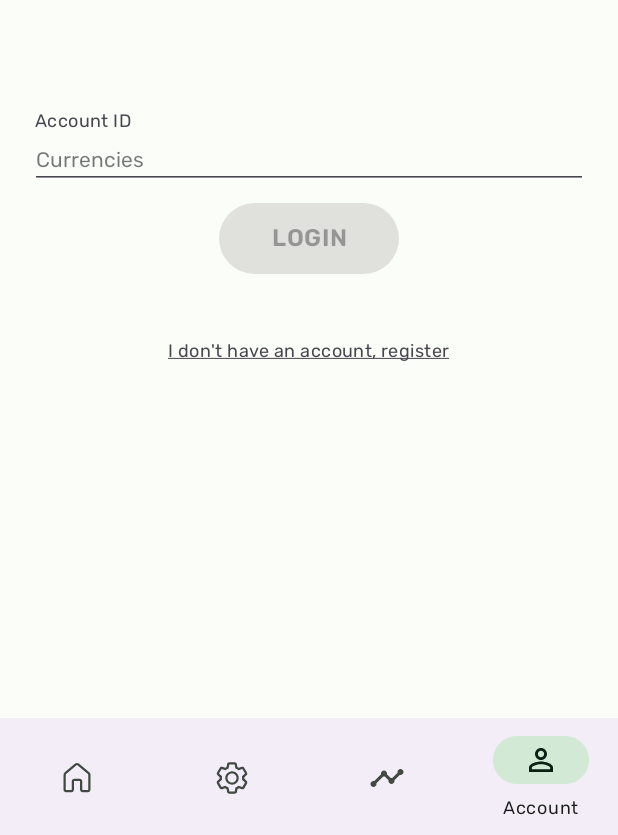
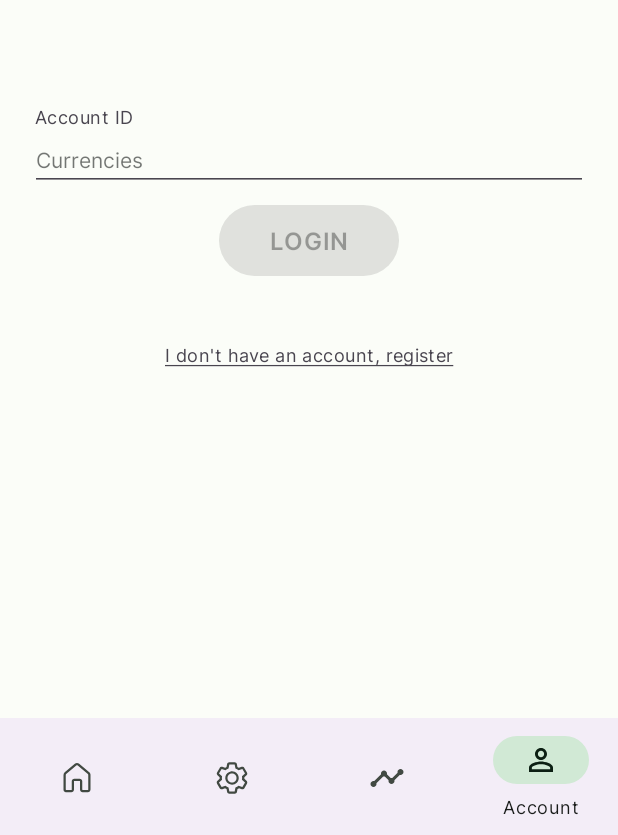
Before and after one commit to aslansari/hypocoin, an Android app: the screen it shows after launch (MainActivity), item 4 of the bottom bar chosen, on a phone screen of 412 x 824 dp. Shown: the part 398-1233 px from the top of the screen. Run offline under Robolectric (Android 15) with nearby library versions, the phone set to English and light mode, and no system bars; our stand-ins replace Room's generated code, RxJava, Timber, data binding, navigation-ui; libraries missing offline, so code that uses them is left out: kotlinx.coroutines.reactive; 6 statements that could not run were skipped.

Commit message:
design: add inter font, replace rubik with intel

```diff
--- /dev/null
+++ b/app/src/main/res/font/inter.xml
@@ -0,0 +1,19 @@
+<?xml version="1.0" encoding="utf-8"?>
+<font-family xmlns:app="http://schemas.android.com/apk/res-auto">
+    <font
+        app:font="@font/inter_light"
+        app:fontStyle="normal"
+        app:fontWeight="200" />
+    <font
+        app:font="@font/inter_regular"
+        app:fontStyle="normal"
+        app:fontWeight="400" />
+    <font
+        app:font="@font/inter_semibold"
+        app:fontStyle="normal"
+        app:fontWeight="700" />
+    <font
+        app:font="@font/inter_regular"
+        app:fontStyle="italic"
+        app:fontWeight="400" />
+</font-family>
--- a/app/src/main/res/layout/fragment_register_result.xml
+++ b/app/src/main/res/layout/fragment_register_result.xml
@@ -40,7 +40,7 @@
 
         <com.google.android.material.textview.MaterialTextView
             android:id="@+id/textFieldEmailTitle"
-            style="@style/TextAppearance.MaterialComponents.Overline"
+            android:textAppearance="?attr/textAppearanceOverline"
             android:layout_width="wrap_content"
             android:layout_height="wrap_content"
             android:layout_marginHorizontal="20dp"
@@ -51,7 +51,7 @@
 
         <com.google.android.material.textview.MaterialTextView
             android:id="@+id/textFieldEmail"
-            style="@style/TextAppearance.AppCompat.Title"
+            android:textAppearance="?attr/textAppearanceTitleLarge"
             android:layout_width="wrap_content"
             android:layout_height="wrap_content"
             app:layout_constraintStart_toStartOf="@id/textFieldEmailTitle"
--- a/app/src/main/res/values/font_styles.xml
+++ b/app/src/main/res/values/font_styles.xml
@@ -1,81 +1,81 @@
 <?xml version="1.0" encoding="utf-8"?>
 <resources>
     <style name="TextAppearance.Headline1" parent="TextAppearance.MaterialComponents.Headline1">
-        <item name="fontFamily">@font/rubik</item>
-        <item name="android:fontFamily">@font/rubik</item>
+        <item name="fontFamily">@font/inter</item>
+        <item name="android:fontFamily">@font/inter</item>
         <item name="android:textSize">98sp</item>
         <item name="android:letterSpacing">-0.09375</item>
     </style>
     <style name="TextAppearance.Headline2" parent="TextAppearance.MaterialComponents.Headline2">
-        <item name="fontFamily">@font/rubik</item>
-        <item name="android:fontFamily">@font/rubik</item>
+        <item name="fontFamily">@font/inter</item>
+        <item name="android:fontFamily">@font/inter</item>
         <item name="android:textSize">61sp</item>
         <item name="android:letterSpacing">-0.03125</item>
     </style>
     <style name="TextAppearance.Headline3" parent="TextAppearance.MaterialComponents.Headline3">
-        <item name="fontFamily">@font/rubik</item>
-        <item name="android:fontFamily">@font/rubik</item>
+        <item name="fontFamily">@font/inter</item>
+        <item name="android:fontFamily">@font/inter</item>
         <item name="android:textSize">49sp</item>
         <item name="android:letterSpacing">0</item>
     </style>
     <style name="TextAppearance.Headline4" parent="TextAppearance.MaterialComponents.Headline4">
-        <item name="fontFamily">@font/rubik</item>
-        <item name="android:fontFamily">@font/rubik</item>
+        <item name="fontFamily">@font/inter</item>
+        <item name="android:fontFamily">@font/inter</item>
         <item name="android:textSize">35sp</item>
         <item name="android:letterSpacing">0.015625</item>
     </style>
     <style name="TextAppearance.Headline5" parent="TextAppearance.MaterialComponents.Headline5">
-        <item name="fontFamily">@font/rubik</item>
-        <item name="android:fontFamily">@font/rubik</item>
+        <item name="fontFamily">@font/inter</item>
+        <item name="android:fontFamily">@font/inter</item>
         <item name="android:textSize">24sp</item>
         <item name="android:letterSpacing">0</item>
     </style>
     <style name="TextAppearance.Headline6" parent="TextAppearance.MaterialComponents.Headline6">
-        <item name="fontFamily">@font/rubik</item>
-        <item name="android:fontFamily">@font/rubik</item>
+        <item name="fontFamily">@font/inter</item>
+        <item name="android:fontFamily">@font/inter</item>
         <item name="android:textSize">20sp</item>
         <item name="android:letterSpacing">0.009375</item>
     </style>
     <style name="TextAppearance.Subtitle1" parent="TextAppearance.MaterialComponents.Subtitle1">
-        <item name="fontFamily">@font/rubik</item>
-        <item name="android:fontFamily">@font/rubik</item>
+        <item name="fontFamily">@font/inter</item>
+        <item name="android:fontFamily">@font/inter</item>
         <item name="android:textSize">16sp</item>
         <item name="android:letterSpacing">0.009375</item>
     </style>
     <style name="TextAppearance.Subtitle2" parent="TextAppearance.MaterialComponents.Subtitle2">
-        <item name="fontFamily">@font/rubik</item>
-        <item name="android:fontFamily">@font/rubik</item>
+        <item name="fontFamily">@font/inter</item>
+        <item name="android:fontFamily">@font/inter</item>
         <item name="android:textSize">14sp</item>
         <item name="android:letterSpacing">0.00625</item>
     </style>
     <style name="TextAppearance.Body1" parent="TextAppearance.MaterialComponents.Body1">
-        <item name="fontFamily">@font/rubik</item>
-        <item name="android:fontFamily">@font/rubik</item>
+        <item name="fontFamily">@font/inter</item>
+        <item name="android:fontFamily">@font/inter</item>
         <item name="android:textSize">16sp</item>
         <item name="android:letterSpacing">0.03125</item>
     </style>
     <style name="TextAppearance.Body2" parent="TextAppearance.MaterialComponents.Body2">
-        <item name="fontFamily">@font/rubik</item>
-        <item name="android:fontFamily">@font/rubik</item>
+        <item name="fontFamily">@font/inter</item>
+        <item name="android:fontFamily">@font/inter</item>
         <item name="android:textSize">14sp</item>
         <item name="android:letterSpacing">0.015625</item>
     </style>
     <style name="TextAppearance.Button" parent="TextAppearance.MaterialComponents.Button">
-        <item name="fontFamily">@font/rubik</item>
-        <item name="android:fontFamily">@font/rubik</item>
+        <item name="fontFamily">@font/inter</item>
+        <item name="android:fontFamily">@font/inter</item>
         <item name="android:textStyle">bold</item>
         <item name="android:textSize">16sp</item>
         <item name="android:letterSpacing">0.03125</item>
     </style>
     <style name="TextAppearance.Caption" parent="TextAppearance.MaterialComponents.Caption">
-        <item name="fontFamily">@font/rubik</item>
-        <item name="android:fontFamily">@font/rubik</item>
+        <item name="fontFamily">@font/inter</item>
+        <item name="android:fontFamily">@font/inter</item>
         <item name="android:textSize">12sp</item>
         <item name="android:letterSpacing">0.025</item>
     </style>
     <style name="TextAppearance.Overline" parent="TextAppearance.MaterialComponents.Overline">
-        <item name="fontFamily">@font/rubik</item>
-        <item name="android:fontFamily">@font/rubik</item>
+        <item name="fontFamily">@font/inter</item>
+        <item name="android:fontFamily">@font/inter</item>
         <item name="android:textSize">10sp</item>
         <item name="android:letterSpacing">0.09375</item>
     </style>
--- a/app/src/main/res/values/themes.xml
+++ b/app/src/main/res/values/themes.xml
@@ -32,7 +32,7 @@
         <item name="android:navigationBarColor" tools:targetApi="o_mr1">?attr/colorSecondaryContainer</item>
 
         <!-- Typography -->
-        <item name="fontFamily">@font/rubik</item>
+        <item name="fontFamily">@font/inter</item>
         <item name="textAppearanceHeadline1">@style/TextAppearance.Headline1</item>
         <item name="textAppearanceHeadline2">@style/TextAppearance.Headline2</item>
         <item name="textAppearanceHeadline3">@style/TextAppearance.Headline3</item>
```
Also changed, not shown: app/src/main/res/font/inter_black.ttf (added), app/src/main/res/font/inter_bold.ttf (added), app/src/main/res/font/inter_extra_bold.ttf (added), app/src/main/res/font/inter_extra_light.ttf (added), app/src/main/res/font/inter_light.ttf (added), app/src/main/res/font/inter_medium.ttf (added), app/src/main/res/font/inter_regular.ttf (added), app/src/main/res/font/inter_semibold.ttf (added), app/src/main/res/font/inter_thin.ttf (added).
